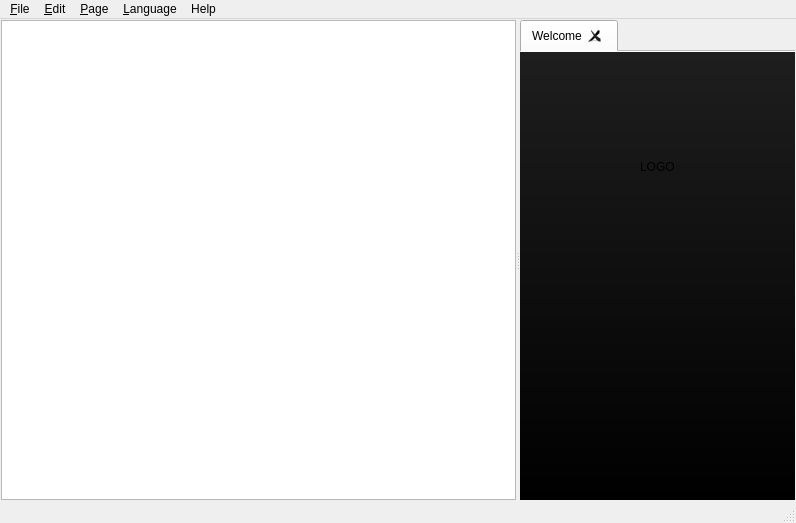
Qt form src/MainWindow.ui (MagicalTux/tpleditor) before a commit.
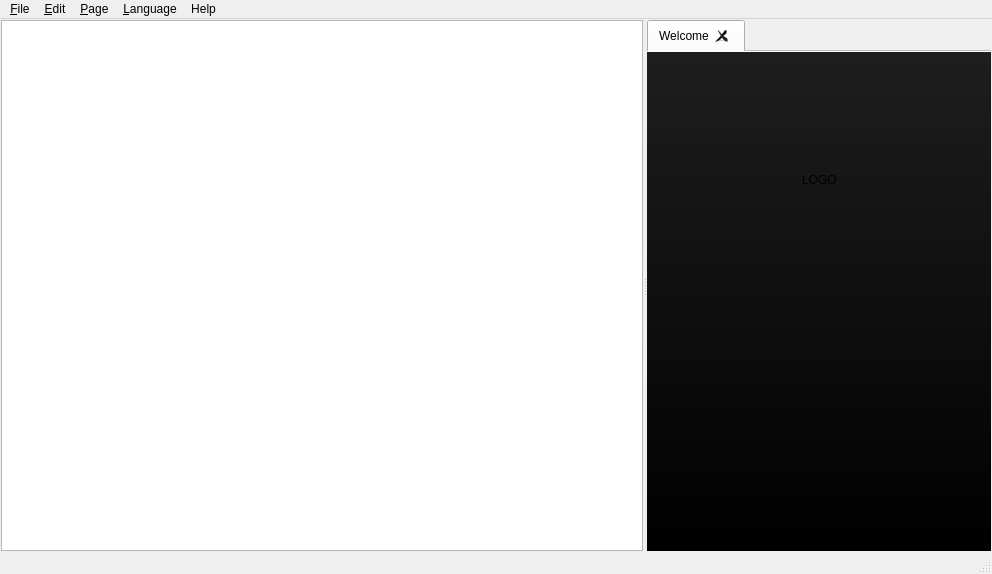
The same form after that commit. Icons and pictures are not drawn. Custom widgets are drawn as their Qt base class.

Patch:
```diff
--- a/src/MainWindow.ui
+++ b/src/MainWindow.ui
@@ -6,8 +6,8 @@
    <rect>
     <x>0</x>
     <y>0</y>
-    <width>796</width>
-    <height>523</height>
+    <width>992</width>
+    <height>574</height>
    </rect>
   </property>
   <property name="windowTitle">
@@ -145,7 +145,7 @@
     <rect>
      <x>0</x>
      <y>0</y>
-     <width>796</width>
+     <width>992</width>
      <height>33</height>
     </rect>
    </property>
```
Left out of the diff: 42 changed lines with no effect on the pictures.
